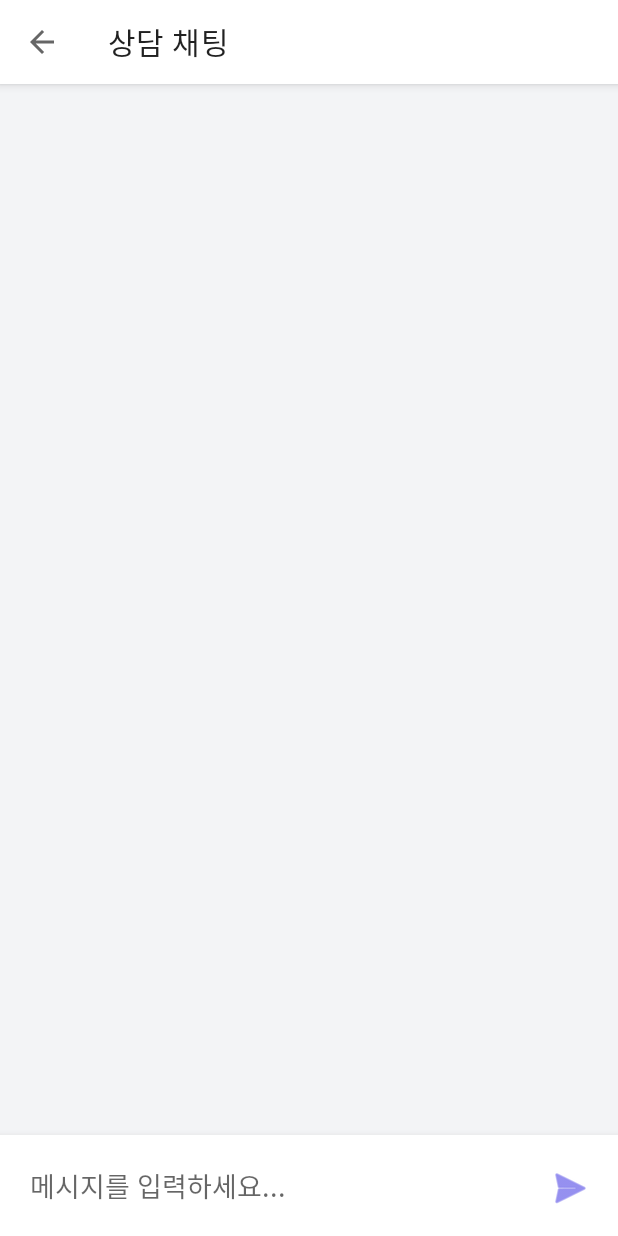
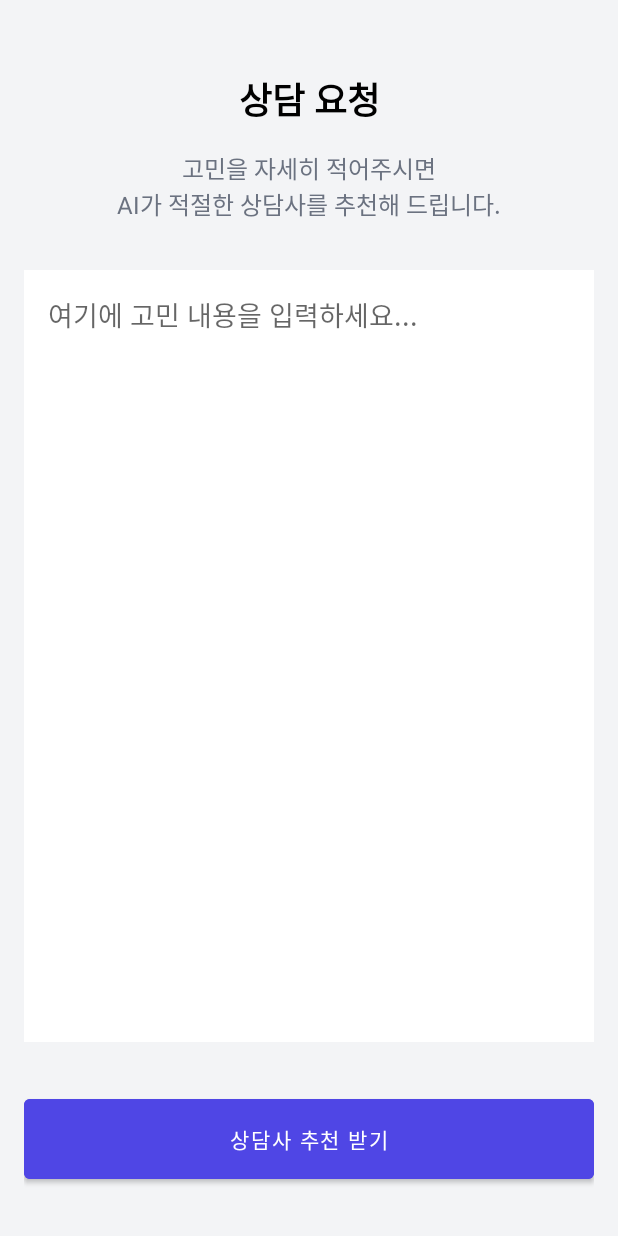
Before and after one commit to MOTNV/Android_Studio_Project, an Android app: the screen it shows after launch (ChatActivity before the commit, ConsultationRequestActivity after it), after a tap on "상담하기", on a phone screen of 412 x 824 dp. Run offline under Robolectric (Android 15) with nearby library versions, the phone set to English and light mode, and no system bars; our stand-ins replace Firebase (no records; nobody signed in at launch, a user with empty details on screens opened directly), Room's generated code; libraries missing offline, so code that uses them is left out: com.google.ai.client; 3 statements that could not run were skipped.

Commit message:
핵심 기능 추가 2 (버그 고침 헣흐흫)

```diff
--- a/GDW/android-app/app/src/main/AndroidManifest.xml
+++ b/GDW/android-app/app/src/main/AndroidManifest.xml
@@ -20,6 +20,10 @@
             android:exported="false"
             android:parentActivityName=".MainActivity" />
         <activity
+            android:name=".ConsultationRequestActivity"
+            android:exported="false"
+            android:parentActivityName=".MainActivity" />
+        <activity
             android:name=".chat.ChatActivity"
             android:exported="false"
             android:parentActivityName=".MainActivity" />
--- /dev/null
+++ b/GDW/android-app/app/src/main/java/com/kunsan/anonletters/ConsultationRequestActivity.java
@@ -0,0 +1,108 @@
+package com.kunsan.anonletters;
+
+import android.content.DialogInterface;
+import android.content.Intent;
+import android.os.Bundle;
+import android.view.View;
+import android.widget.Button;
+import android.widget.EditText;
+import android.widget.ProgressBar;
+import android.widget.Toast;
+import androidx.appcompat.app.AlertDialog;
+import androidx.appcompat.app.AppCompatActivity;
+import androidx.lifecycle.ViewModelProvider;
+import com.kunsan.anonletters.chat.ChatActivity;
+import com.kunsan.anonletters.chat.ChatViewModel;
+import com.kunsan.anonletters.data.AnalysisResult;
+import java.util.List;
+
+public class ConsultationRequestActivity extends AppCompatActivity {
+
+    private ChatViewModel viewModel;
+    private EditText editTextConsultation;
+    private Button buttonRequest;
+    private ProgressBar progressBar;
+
+    @Override
+    protected void onCreate(Bundle savedInstanceState) {
+        super.onCreate(savedInstanceState);
+        setContentView(R.layout.activity_consultation_request);
+
+        viewModel = new ViewModelProvider(this).get(ChatViewModel.class);
+
+        editTextConsultation = findViewById(R.id.editTextConsultation);
+        buttonRequest = findViewById(R.id.buttonRequest);
+        progressBar = findViewById(R.id.progressBar);
+
+        buttonRequest.setOnClickListener(v -> {
+            String text = editTextConsultation.getText().toString();
+            if (text.trim().isEmpty()) {
+                Toast.makeText(this, "고민 내용을 입력해주세요.", Toast.LENGTH_SHORT).show();
+                return;
+            }
+            viewModel.analyze(text);
+        });
+
+        viewModel.getIsSending().observe(this, isSending -> {
+            progressBar.setVisibility(isSending ? View.VISIBLE : View.GONE);
+            buttonRequest.setEnabled(!isSending);
+            editTextConsultation.setEnabled(!isSending);
+        });
+
+        viewModel.getAnalysisResult().observe(this, result -> {
+            if (result != null) {
+                showRecipientSelectionDialog(result);
+                // Reset analysis result to prevent dialog showing again on rotation/back
+                // Ideally ViewModel should handle this reset or use SingleLiveEvent
+            }
+        });
+
+        viewModel.getError().observe(this, error -> {
+            if (error != null) {
+                Toast.makeText(this, "오류: " + error, Toast.LENGTH_SHORT).show();
+            }
+        });
+    }
+
+    private void showRecipientSelectionDialog(AnalysisResult result) {
+        List<String> recipients = result.getRecommendedRecipients();
+        if (recipients == null || recipients.isEmpty()) {
+            Toast.makeText(this, "추천 상담사를 찾을 수 없습니다.", Toast.LENGTH_SHORT).show();
+            return;
+        }
+
+        String[] recipientArray = recipients.toArray(new String[0]);
+
+        new AlertDialog.Builder(this)
+            .setTitle("추천 상담사 선택 (" + result.getCategory() + ")")
+            .setItems(recipientArray, (dialog, which) -> {
+                String selectedRecipient = recipientArray[which];
+                sendConsultationRequest(selectedRecipient);
+            })
+            .setNegativeButton("취소", null)
+            .show();
+    }
+
+    private void sendConsultationRequest(String recipientId) {
+        String text = editTextConsultation.getText().toString();
+        viewModel.send(text, recipientId);
+
+        // Observe success via some mechanism or just wait for callback in ViewModel?
+        // ChatViewModel.send() updates isSending and error.
+        // But we need to know when it SUCCEEDS to navigate.
+        // ChatViewModel currently doesn't expose a "Success" event clearly other than isSending going false without error.
+        // For now, let's assume if isSending goes false and no error, it succeeded.
+        // OR, better: Navigate immediately to ChatActivity and let ChatActivity load the message?
+        // No, we want to ensure the request is sent first.
+
+        // Let's add a temporary observer for success or just navigate.
+        // Ideally ChatViewModel should have a LiveData<Boolean> sendSuccess.
+        // For this refactor, I will just navigate to ChatActivity passing the recipientId.
+        // The message sending happens in background.
+
+        Intent intent = new Intent(this, ChatActivity.class);
+        intent.putExtra("recipientId", recipientId);
+        startActivity(intent);
+        finish();
+    }
+}
--- a/GDW/android-app/app/src/main/java/com/kunsan/anonletters/MainActivity.kt
+++ b/GDW/android-app/app/src/main/java/com/kunsan/anonletters/MainActivity.kt
@@ -30,7 +30,7 @@ class MainActivity : AppCompatActivity() {
         binding.historyButton.text = getString(R.string.history_button_label)
 
         binding.consultButton.setOnClickListener {
-            startActivity(Intent(this, com.kunsan.anonletters.chat.ChatActivity::class.java))
+            startActivity(Intent(this, ConsultationRequestActivity::class.java))
         }
 
         binding.historyButton.setOnClickListener {
--- a/GDW/android-app/app/src/main/res/layout/activity_chat.xml
+++ b/GDW/android-app/app/src/main/res/layout/activity_chat.xml
@@ -41,7 +41,8 @@
             android:layout_width="0dp"
             android:layout_height="wrap_content"
             android:background="@null"
-            android:hint="메시지를 입력하세요..."
+            android:hint="상담 내용을 입력하세요 (AI 분석 후 상담사가 배정됩니다)"
+            android:inputType="text|textMultiLine"
             android:padding="12dp"
             android:maxLines="4"
             app:layout_constraintBottom_toBottomOf="parent"
--- /dev/null
+++ b/GDW/android-app/app/src/main/res/layout/activity_consultation_request.xml
@@ -0,0 +1,77 @@
+<?xml version="1.0" encoding="utf-8"?>
+<androidx.constraintlayout.widget.ConstraintLayout xmlns:android="http://schemas.android.com/apk/res/android"
+    xmlns:app="http://schemas.android.com/apk/res-auto"
+    xmlns:tools="http://schemas.android.com/tools"
+    android:layout_width="match_parent"
+    android:layout_height="match_parent"
+    android:padding="16dp"
+    android:background="#F3F4F6">
+
+    <TextView
+        android:id="@+id/textTitle"
+        android:layout_width="wrap_content"
+        android:layout_height="wrap_content"
+        android:text="상담 요청"
+        android:textSize="24sp"
+        android:textStyle="bold"
+        android:textColor="@android:color/black"
+        app:layout_constraintTop_toTopOf="parent"
+        app:layout_constraintStart_toStartOf="parent"
+        app:layout_constraintEnd_toEndOf="parent"
+        android:layout_marginTop="32dp" />
+
+    <TextView
+        android:id="@+id/textSubtitle"
+        android:layout_width="wrap_content"
+        android:layout_height="wrap_content"
+        android:text="고민을 자세히 적어주시면\nAI가 적절한 상담사를 추천해 드립니다."
+        android:textSize="16sp"
+        android:textColor="#6B7280"
+        android:gravity="center"
+        app:layout_constraintTop_toBottomOf="@+id/textTitle"
+        app:layout_constraintStart_toStartOf="parent"
+        app:layout_constraintEnd_toEndOf="parent"
+        android:layout_marginTop="16dp" />
+
+    <EditText
+        android:id="@+id/editTextConsultation"
+        android:layout_width="match_parent"
+        android:layout_height="0dp"
+        android:background="@android:color/white"
+        android:hint="여기에 고민 내용을 입력하세요..."
+        android:gravity="top|start"
+        android:padding="16dp"
+        android:inputType="text|textMultiLine"
+        android:minLines="5"
+        android:scrollbars="vertical"
+        app:layout_constraintTop_toBottomOf="@+id/textSubtitle"
+        app:layout_constraintBottom_toTopOf="@+id/buttonRequest"
+        app:layout_constraintStart_toStartOf="parent"
+        app:layout_constraintEnd_toEndOf="parent"
+        android:layout_marginTop="32dp"
+        android:layout_marginBottom="32dp" />
+
+    <Button
+        android:id="@+id/buttonRequest"
+        android:layout_width="match_parent"
+        android:layout_height="wrap_content"
+        android:text="상담사 추천 받기"
+        android:backgroundTint="#4F46E5"
+        android:textColor="@android:color/white"
+        android:padding="16dp"
+        app:layout_constraintBottom_toBottomOf="parent"
+        app:layout_constraintStart_toStartOf="parent"
+        app:layout_constraintEnd_toEndOf="parent"
+        android:layout_marginBottom="16dp" />
+
+    <ProgressBar
+        android:id="@+id/progressBar"
+        android:layout_width="wrap_content"
+        android:layout_height="wrap_content"
+        android:visibility="gone"
+        app:layout_constraintTop_toTopOf="parent"
+        app:layout_constraintBottom_toBottomOf="parent"
+        app:layout_constraintStart_toStartOf="parent"
+        app:layout_constraintEnd_toEndOf="parent" />
+
+</androidx.constraintlayout.widget.ConstraintLayout>
```
Also changed, not shown: GDW/android-app/app/src/main/java/com/kunsan/anonletters/ai/GeminiAnalyzer.java (+23 -0 lines), GDW/android-app/app/src/main/java/com/kunsan/anonletters/chat/ChatActivity.java (+13 -38 lines).
